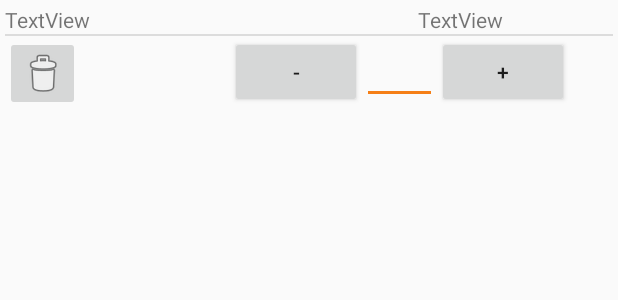
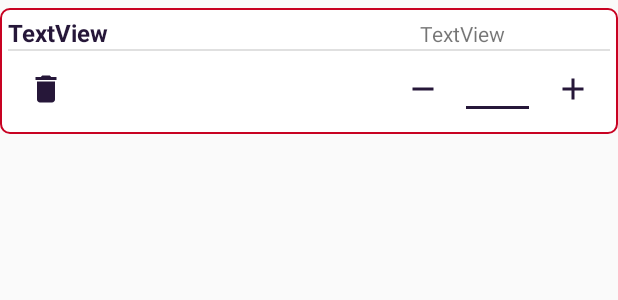
Before and after one commit to alfennec/WS-ALLOJIB, an Android app: the layout item_order_plat.xml on its own in the app's theme, with its tools: preview values and no code run, on a phone screen of 412 x 824 dp. Shown: the top 300 px of the screen. Run offline under Robolectric (Android 15) with nearby library versions, the phone set to English and light mode, and no system bars.

Commit message:
design implement not yet

```diff
--- a/app/src/main/java/com/fennec/allojib/adapter/CategoryPlatAdapter.java
+++ b/app/src/main/java/com/fennec/allojib/adapter/CategoryPlatAdapter.java
@@ -65,9 +65,9 @@ public class CategoryPlatAdapter extends RecyclerView.Adapter<CategoryPlatAdapte
         final CategoryPlat myCategoryPlat = list.get(position);
         holder.intituler.setText(myCategoryPlat.intituler);
 
-        if(position == 0)
+        if(myCategoryPlat.id == 0)
         {
-            holder.intituler.setBackgroundColor(ContextCompat.getColor(CategoryPlat_Activity.main, R.color.colorPrimaryDark));
+            holder.intituler.setBackgroundColor(Color.argb(255,200,2,34));
             holder.intituler.setTextColor(Color.argb(255,255,255,255));
         }
 
@@ -76,7 +76,7 @@ public class CategoryPlatAdapter extends RecyclerView.Adapter<CategoryPlatAdapte
             @Override
             public void onClick(View view)
             {
-                Toast.makeText(Menu_Activity.main,myCategoryPlat.id+" "+myCategoryPlat.intituler, Toast.LENGTH_SHORT).show();
+                Toast.makeText(Menu_Activity.main,""+myCategoryPlat.intituler, Toast.LENGTH_SHORT).show();
                 Restaurant_Activity.update_adapter2(myCategoryPlat.id);
             }
         });
--- a/app/src/main/java/com/fennec/allojib/adapter/OrderPlatAdapter.java
+++ b/app/src/main/java/com/fennec/allojib/adapter/OrderPlatAdapter.java
@@ -33,7 +33,7 @@ public class OrderPlatAdapter extends RecyclerView.Adapter<OrderPlatAdapter.MyVi
         public View parent;
         public RecyclerView recyclerView;
         public EditText edit_quatity;
-        public Button btn_incrise,btn_dicrese;
+        public ImageButton btn_incrise,btn_dicrese;
         public ImageButton btn_delete;
 
         public MyViewHolder(View view)
@@ -43,8 +43,8 @@ public class OrderPlatAdapter extends RecyclerView.Adapter<OrderPlatAdapter.MyVi
             plat_name = (TextView) view.findViewById(R.id.plat_name);
             plat_prix = (TextView) view.findViewById(R.id.plat_prix);
             edit_quatity = (EditText) view.findViewById(R.id.edit_quatity);
-            btn_incrise= (Button) view.findViewById(R.id.btn_incrise);
-            btn_dicrese = (Button) view.findViewById(R.id.btn_dicrese);
+            btn_incrise= (ImageButton) view.findViewById(R.id.btn_incrise);
+            btn_dicrese = (ImageButton) view.findViewById(R.id.btn_dicrese);
             btn_delete = (ImageButton) view.findViewById(R.id.btn_delete);
         }
     }
--- a/app/src/main/java/com/fennec/allojib/config/constant.java
+++ b/app/src/main/java/com/fennec/allojib/config/constant.java
@@ -2,6 +2,7 @@ package com.fennec.allojib.config;
 
 public class constant {
 
-    public static  String url_host = "http://192.168.1.6/livraison/";
-    //public static  String url_host = "http://allojib.eradroids.com/";
+    //public static  String url_host = "http://192.168.1.6/livraison/";
+    public static  String url_host = "http://allojib.eradroids.com/";
+
 }
--- a/app/src/main/java/com/fennec/allojib/controller/CategoryPlat_Activity.java
+++ b/app/src/main/java/com/fennec/allojib/controller/CategoryPlat_Activity.java
@@ -54,7 +54,7 @@ public class CategoryPlat_Activity extends AppCompatActivity {
         setContentView(R.layout.activity_plat);
         main = this;
         Toolbar toolbar = (Toolbar) findViewById(R.id.toolbar);
-        toolbar.setTitle("Choisissez vos plats");
+        toolbar.setTitle("Vos Plats");
         setSupportActionBar(toolbar);
 
         Bundle extras = getIntent().getExtras();
--- /dev/null
+++ b/app/src/main/res/drawable/ic_add_black_24dp.xml
@@ -0,0 +1,5 @@
+<vector android:height="24dp" android:tint="#FFFFFF"
+    android:viewportHeight="24.0" android:viewportWidth="24.0"
+    android:width="24dp" xmlns:android="http://schemas.android.com/apk/res/android">
+    <path android:fillColor="#FF000000" android:pathData="M19,13h-6v6h-2v-6H5v-2h6V5h2v6h6v2z"/>
+</vector>
--- /dev/null
+++ b/app/src/main/res/drawable/ic_delete_black_24dp.xml
@@ -0,0 +1,5 @@
+<vector android:height="24dp" android:tint="#FFFFFF"
+    android:viewportHeight="24.0" android:viewportWidth="24.0"
+    android:width="24dp" xmlns:android="http://schemas.android.com/apk/res/android">
+    <path android:fillColor="#FF000000" android:pathData="M6,19c0,1.1 0.9,2 2,2h8c1.1,0 2,-0.9 2,-2V7H6v12zM19,4h-3.5l-1,-1h-5l-1,1H5v2h14V4z"/>
+</vector>
--- /dev/null
+++ b/app/src/main/res/drawable/ic_remove_black_24dp.xml
@@ -0,0 +1,5 @@
+<vector android:height="24dp" android:tint="#FFFFFF"
+    android:viewportHeight="24.0" android:viewportWidth="24.0"
+    android:width="24dp" xmlns:android="http://schemas.android.com/apk/res/android">
+    <path android:fillColor="#FF000000" android:pathData="M19,13H5v-2h14v2z"/>
+</vector>
--- /dev/null
+++ b/app/src/main/res/drawable/rounded_corner_item.xml
@@ -0,0 +1,5 @@
+<shape xmlns:android="http://schemas.android.com/apk/res/android" android:shape="rectangle">
+    <stroke android:width="1dp" android:color="@color/colorPrimary" />
+    <corners android:radius="6dp" />
+    <gradient android:startColor="#fff" android:centerColor="#fff" android:endColor="#fff" android:angle="90" />
+</shape>
--- a/app/src/main/res/layout/activity_restaurant.xml
+++ b/app/src/main/res/layout/activity_restaurant.xml
@@ -7,7 +7,9 @@
     android:background="@drawable/back3"
     android:orientation="vertical"
     android:padding="3dp"
-    tools:context=".controller.Menu_Activity">
+    tools:context=".controller.Menu_Activity"
+    android:focusable="true"
+    android:focusableInTouchMode="true">
 
 
     <androidx.cardview.widget.CardView
--- a/app/src/main/res/layout/item_order_plat.xml
+++ b/app/src/main/res/layout/item_order_plat.xml
@@ -4,7 +4,9 @@
     android:layout_width="match_parent"
     android:layout_height="wrap_content"
     android:orientation="vertical"
-    android:padding="3dp">
+    android:padding="5dp"
+    android:background="@drawable/rounded_corner_item"
+    android:layout_marginTop="5dp">
 
     <LinearLayout
         android:layout_width="match_parent"
@@ -16,7 +18,10 @@
             android:layout_width="wrap_content"
             android:layout_height="wrap_content"
             android:layout_weight="3"
-            android:text="TextView" />
+            android:text="TextView"
+            android:textSize="16sp"
+            android:textStyle="bold"
+            android:textColor="@color/colorAccent"/>
 
         <TextView
             android:id="@+id/plat_prix"
@@ -47,7 +52,18 @@
                 android:id="@+id/btn_delete"
                 android:layout_width="50dp"
                 android:layout_height="50dp"
-                app:srcCompat="@android:drawable/ic_menu_delete" />
+                android:background="@null"
+                app:srcCompat="@drawable/ic_delete_black_24dp"
+                android:tint="@color/colorAccent" />
+        </LinearLayout>
+
+        <LinearLayout
+            android:layout_width="wrap_content"
+            android:layout_height="wrap_content"
+            android:layout_weight="1"
+            android:orientation="horizontal">
+
+
         </LinearLayout>
 
         <LinearLayout
@@ -55,37 +71,29 @@
             android:layout_height="wrap_content"
             android:orientation="horizontal">
 
-            <View
-                android:id="@+id/view"
-                android:layout_width="100dp"
+            <ImageButton
+                android:id="@+id/btn_dicrese"
+                android:layout_width="50dp"
                 android:layout_height="50dp"
-                android:layout_weight="0" />
-        </LinearLayout>
-
-        <LinearLayout
-            android:layout_width="wrap_content"
-            android:layout_height="wrap_content"
-            android:orientation="horizontal">
-
-            <Button
-                android:id="@+id/btn_dicrese"
-                android:layout_width="wrap_content"
-                android:layout_height="wrap_content"
-
-                android:text="-" />
+                android:background="@null"
+                android:tint="@color/colorAccent"
+                app:srcCompat="@drawable/ic_remove_black_24dp" />
 
             <EditText
                 android:id="@+id/edit_quatity"
                 android:layout_width="50dp"
                 android:layout_height="wrap_content"
                 android:ems="10"
-                android:inputType="numberSigned|number" />
+                android:inputType="numberSigned|number"
+                android:gravity="center"/>
 
-            <Button
+            <ImageButton
                 android:id="@+id/btn_incrise"
-                android:layout_width="wrap_content"
-                android:layout_height="wrap_content"
-                android:text="+" />
+                android:layout_width="50dp"
+                android:layout_height="50dp"
+                android:background="@null"
+                android:tint="@color/colorAccent"
+                app:srcCompat="@drawable/ic_add_black_24dp" />
         </LinearLayout>
 
     </LinearLayout>
--- a/app/src/main/res/values/colors.xml
+++ b/app/src/main/res/values/colors.xml
@@ -1,9 +1,9 @@
 <?xml version="1.0" encoding="utf-8"?>
 <resources>
-    <color name="colorPrimary">#449F72</color>
-    <color name="colorPrimaryDark">#198B54</color>
+    <color name="colorPrimary">#C80222</color>
+    <color name="colorPrimaryDark">#C80222</color>
 
-    <color name="colorAccent">#F57F16</color>
+    <color name="colorAccent">#261739</color>
 
     <color name="textH1">#7C7A79</color>
 
```
Also changed, not shown: app/src/main/res/layout/activity_order_plat.xml (+37 -7 lines), app/src/main/res/drawable/back1.jpg (deleted), app/src/main/res/drawable/back2.png (deleted), app/src/main/res/drawable/back3.png, app/src/main/res/drawable/courbes.png.
